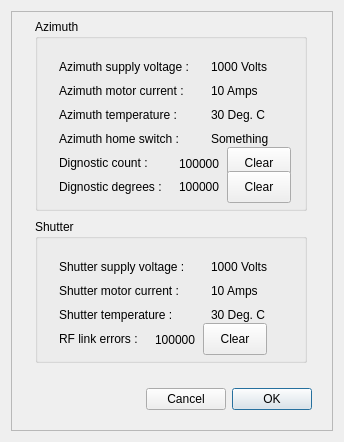
Qt form DomeProDiag.ui (rpineau/DomePro) before a commit.
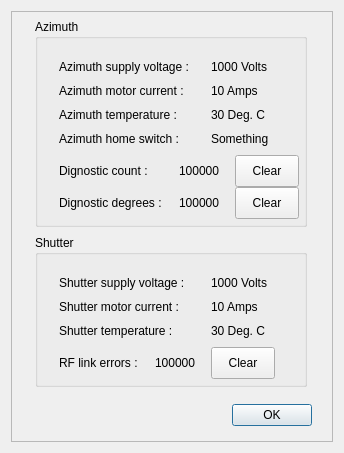
The same form after that commit. Custom widgets are drawn as their Qt base class.

Commit message: Added the call to the Diagnostic dialog from the Settings dialog.

```diff
--- a/DomeProDiag.ui
+++ b/DomeProDiag.ui
@@ -7,7 +7,7 @@
     <x>0</x>
     <y>0</y>
     <width>344</width>
-    <height>442</height>
+    <height>453</height>
    </rect>
   </property>
   <property name="minimumSize">
@@ -55,7 +55,7 @@
         <x>24</x>
         <y>8</y>
         <width>272</width>
-        <height>192</height>
+        <height>208</height>
        </rect>
       </property>
       <property name="title">
@@ -181,7 +181,7 @@
        <property name="geometry">
         <rect>
          <x>24</x>
-         <y>136</y>
+         <y>144</y>
          <width>112</width>
          <height>16</height>
         </rect>
@@ -194,9 +194,9 @@
        <property name="geometry">
         <rect>
          <x>144</x>
-         <y>136</y>
+         <y>144</y>
          <width>56</width>
-         <height>17</height>
+         <height>16</height>
         </rect>
        </property>
        <property name="text">
@@ -210,7 +210,7 @@
        <property name="geometry">
         <rect>
          <x>24</x>
-         <y>160</y>
+         <y>176</y>
          <width>112</width>
          <height>16</height>
         </rect>
@@ -223,7 +223,7 @@
        <property name="geometry">
         <rect>
          <x>144</x>
-         <y>160</y>
+         <y>176</y>
          <width>56</width>
          <height>16</height>
         </rect>
@@ -238,8 +238,8 @@
       <widget class="QPushButton" name="pushButton">
        <property name="geometry">
         <rect>
-         <x>192</x>
-         <y>128</y>
+         <x>200</x>
+         <y>136</y>
          <width>64</width>
          <height>32</height>
         </rect>
@@ -251,8 +251,8 @@
       <widget class="QPushButton" name="pushButton_2">
        <property name="geometry">
         <rect>
-         <x>192</x>
-         <y>152</y>
+         <x>200</x>
+         <y>168</y>
          <width>64</width>
          <height>32</height>
         </rect>
@@ -266,9 +266,9 @@
       <property name="geometry">
        <rect>
         <x>24</x>
-        <y>208</y>
+        <y>224</y>
         <width>272</width>
-        <height>144</height>
+        <height>152</height>
        </rect>
       </property>
       <property name="title">
@@ -365,7 +365,7 @@
        <property name="geometry">
         <rect>
          <x>24</x>
-         <y>112</y>
+         <y>120</y>
          <width>96</width>
          <height>16</height>
         </rect>
@@ -378,9 +378,9 @@
        <property name="geometry">
         <rect>
          <x>120</x>
-         <y>112</y>
+         <y>120</y>
          <width>56</width>
-         <height>17</height>
+         <height>16</height>
         </rect>
        </property>
        <property name="text">
@@ -393,8 +393,8 @@
       <widget class="QPushButton" name="pushButton_3">
        <property name="geometry">
         <rect>
-         <x>168</x>
-         <y>104</y>
+         <x>176</x>
+         <y>112</y>
          <width>64</width>
          <height>32</height>
         </rect>
@@ -408,7 +408,7 @@
       <property name="geometry">
        <rect>
         <x>88</x>
-        <y>368</y>
+        <y>384</y>
         <width>213</width>
         <height>40</height>
        </rect>
@@ -427,13 +427,6 @@
          </property>
         </spacer>
        </item>
-       <item>
-        <widget class="QPushButton" name="pushButtonCancel">
-         <property name="text">
-          <string>Cancel</string>
-         </property>
-        </widget>
-       </item>
        <item>
         <widget class="QPushButton" name="pushButtonOK">
          <property name="text">
```
The commit also changes 6 other files.
